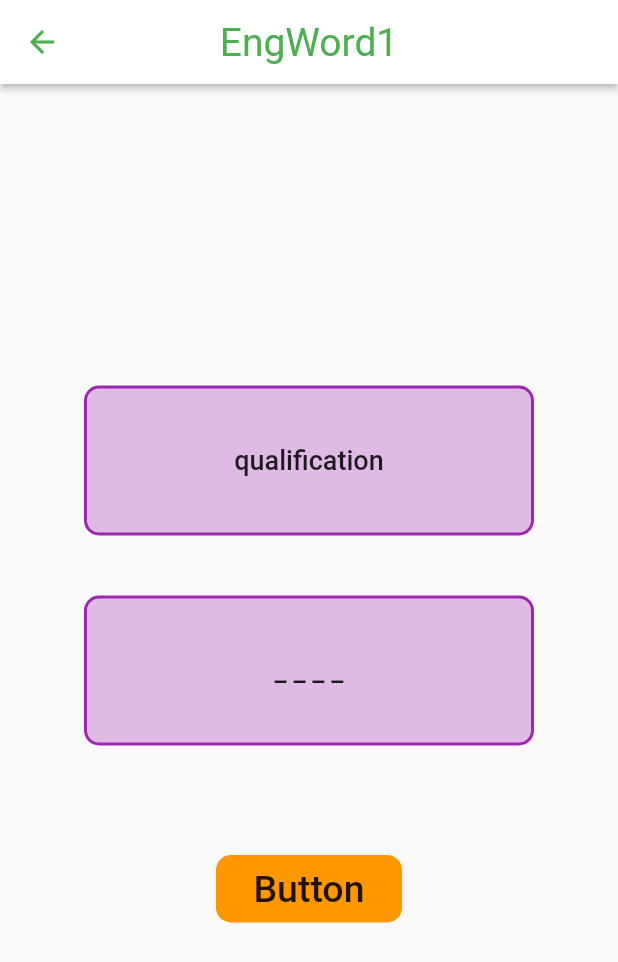
After one commit to CactusKK/Flutter_Toeicword, a Flutter app: the screen it shows after launch, after a tap on "EngWord1", on a phone screen of 412 x 824 dp. The commit adds this screen. Shown: the top 962 px of the screen. Run offline on Flutter 3.47's test engine with Material 2 defaults, Android fonts, the light colour scheme and no system bars.

Commit message:
version 1 complete

```diff
--- /dev/null
+++ b/lib/screens/in_chapter_screen.dart
@@ -0,0 +1,158 @@
+import 'package:flutter/material.dart';
+import 'package:toeic_words_practice/models/word_chapter_model.dart';
+import 'package:toeic_words_practice/services/find_json.dart';
+
+class InChapterScreen extends StatefulWidget {
+  final String title;
+
+  const InChapterScreen({
+    super.key,
+    required this.title,
+  });
+
+  @override
+  State<InChapterScreen> createState() => _InChapterScreenState();
+}
+
+class _InChapterScreenState extends State<InChapterScreen> {
+  late List<WordChapterModel> pairs;
+  int index = 0;
+  String wordText = 'empty_word';
+  String meanText = 'empty_mean';
+  bool answerOpen = false;
+
+  @override
+  void initState() {
+    super.initState();
+    futureToList();
+  }
+
+  @override
+  Widget build(BuildContext context) {
+    return Scaffold(
+      appBar: AppBar(
+        centerTitle: true,
+        title: Text(
+          widget.title,
+          style: const TextStyle(
+            fontSize: 26,
+            fontWeight: FontWeight.w400,
+          ),
+        ),
+        backgroundColor: Colors.white,
+        foregroundColor: Colors.green,
+        elevation: 2,
+      ),
+      body: Center(
+        child: Column(
+          mainAxisAlignment: MainAxisAlignment.center,
+          children: [
+            Container(
+              height: 100,
+              width: 300,
+              decoration: BoxDecoration(
+                borderRadius: const BorderRadius.all(
+                  Radius.circular(10),
+                ),
+                border: Border.all(
+                  color: Colors.purple,
+                  width: 2,
+                ),
+                color: Colors.purple.withOpacity(0.3),
+              ),
+              child: Center(
+                child: Text(
+                  wordText,
+                  style: const TextStyle(
+                    fontSize: 18,
+                    fontWeight: FontWeight.w500,
+                  ),
+                ),
+              ),
+            ),
+            const SizedBox(
+              height: 40,
+            ),
+            Container(
+              height: 100,
+              width: 300,
+              decoration: BoxDecoration(
+                borderRadius: const BorderRadius.all(
+                  Radius.circular(10),
+                ),
+                border: Border.all(
+                  color: Colors.purple,
+                  width: 2,
+                ),
+                color: Colors.purple.withOpacity(0.3),
+              ),
+              child: Center(
+                child: Text(
+                  meanText,
+                  style: const TextStyle(
+                    fontSize: 18,
+                    fontWeight: FontWeight.w500,
+                  ),
+                ),
+              ),
+            ),
+            const SizedBox(
+              height: 65,
+            ),
+            TextButton(
+              onPressed: onTapButton,
+              child: Container(
+                decoration: BoxDecoration(
+                  color: Colors.orange,
+                  borderRadius: BorderRadius.circular(10),
+                ),
+                child: const Padding(
+                  padding: EdgeInsets.symmetric(
+                    vertical: 8,
+                    horizontal: 25,
+                  ),
+                  child: Text(
+                    "Button",
+                    style: TextStyle(
+                      fontSize: 25,
+                      color: Colors.black87,
+                    ),
+                  ),
+                ),
+              ),
+            ),
+          ],
+        ),
+      ),
+    );
+  }
+
+  void onTapButton() {
+    setState(() {
+      if (answerOpen) {
+        //next pair
+        if (index < pairs.length) {
+          index++;
+        } else {
+          index = 0;
+        }
+        wordText = pairs[index].word;
+        meanText = "_ _ _ _";
+      } else {
+        //open meanText
+        meanText = pairs[index].mean;
+      }
+
+      answerOpen = !answerOpen;
+    });
+  }
+
+  Future<void> futureToList() async {
+    Future<List<WordChapterModel>> pairsF = FindJson.getPairs(widget.title);
+    pairs = await pairsF;
+    setState(() {
+      wordText = pairs[index].word;
+      meanText = "_ _ _ _";
+    });
+  }
+}
--- a/lib/services/find_json.dart
+++ b/lib/services/find_json.dart
@@ -2,6 +2,7 @@ import 'dart:convert';
 
 import 'package:flutter/services.dart';
 import 'package:toeic_words_practice/models/chapter_model.dart';
+import 'package:toeic_words_practice/models/word_chapter_model.dart';
 
 class FindJson {
   static Future<List<ChapterModel>> getChapter() async {
@@ -9,15 +10,25 @@ class FindJson {
     String jsonString =
         await rootBundle.loadString('assets/json/chapterList.json');
 
-    print("M>>$jsonString");
-
     List<dynamic> chapterNos = json.decode(jsonString);
 
     for (var chapter in chapterNos) {
       chapters.add(ChapterModel.fromJson(chapter));
-      print(">>>$chapter");
     }
 
     return chapters;
   }
+
+  static Future<List<WordChapterModel>> getPairs(String title) async {
+    List<WordChapterModel> pairs = [];
+    String jsonString = await rootBundle.loadString('assets/json/$title.json');
+
+    List<dynamic> wordchaptermodels = json.decode(jsonString);
+
+    for (var wordchaptermodel in wordchaptermodels) {
+      pairs.add(WordChapterModel.fromJson(wordchaptermodel));
+    }
+
+    return pairs;
+  }
 }
--- a/lib/widgets/chapter_widget.dart
+++ b/lib/widgets/chapter_widget.dart
@@ -1,4 +1,5 @@
 import 'package:flutter/material.dart';
+import 'package:toeic_words_practice/screens/in_chapter_screen.dart';
 
 class Chapter extends StatelessWidget {
   final String title;
@@ -10,7 +11,18 @@ class Chapter extends StatelessWidget {
 
   @override
   Widget build(BuildContext context) {
-    return Column(
+    return GestureDetector(
+      onTap: () {
+        Navigator.push(
+          context,
+          MaterialPageRoute(
+            builder: (context) => InChapterScreen(
+              title: title,
+            ),
+          ),
+        );
+      },
+      child: Column(
         children: [
           Container(
             margin: const EdgeInsets.only(
@@ -27,6 +39,8 @@ class Chapter extends StatelessWidget {
                 horizontal: 10,
                 vertical: 8,
               ),
+              child: Padding(
+                padding: const EdgeInsets.all(8.0),
                 child: Row(
                   mainAxisAlignment: MainAxisAlignment.spaceBetween,
                   children: [
@@ -47,7 +61,9 @@ class Chapter extends StatelessWidget {
                 ),
               ),
             ),
+          ),
         ],
+      ),
     );
   }
 }
```
Lines whose indentation alone changed are shown as unchanged.
